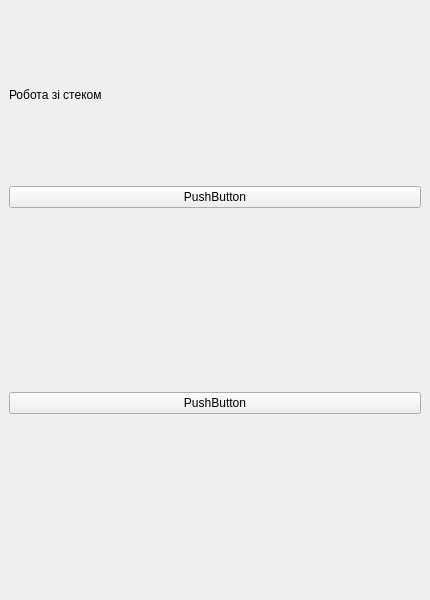
Old version of the form lab8/ui/task1_ui.ui in the repository Ihor-Mykytiuk/university-projects.
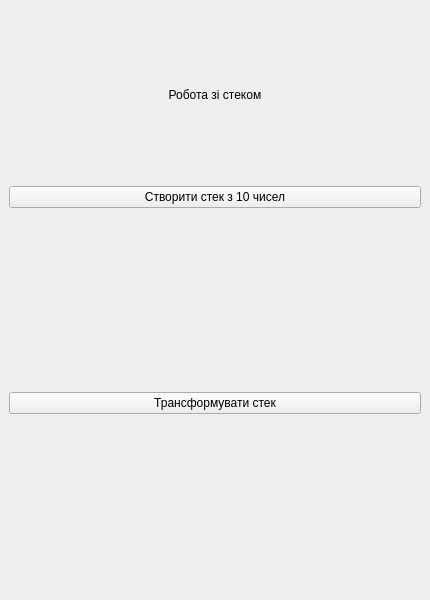
New version of the form.

```diff
--- a/lab8/ui/task1_ui.ui
+++ b/lab8/ui/task1_ui.ui
@@ -20,12 +20,15 @@
       <property name="text">
        <string>Робота зі стеком</string>
       </property>
+      <property name="alignment">
+       <set>Qt::AlignmentFlag::AlignCenter</set>
+      </property>
      </widget>
     </item>
     <item>
      <widget class="QPushButton" name="pushButton_create_stack">
       <property name="text">
-       <string>PushButton</string>
+       <string>Створити стек з 10 чисел</string>
       </property>
      </widget>
     </item>
@@ -39,7 +42,7 @@
     <item>
      <widget class="QPushButton" name="pushButton_process_stack">
       <property name="text">
-       <string>PushButton</string>
+       <string>Трансформувати стек</string>
       </property>
      </widget>
     </item>
```
Left out of the diff: 4 changed lines with no effect on the pictures.
